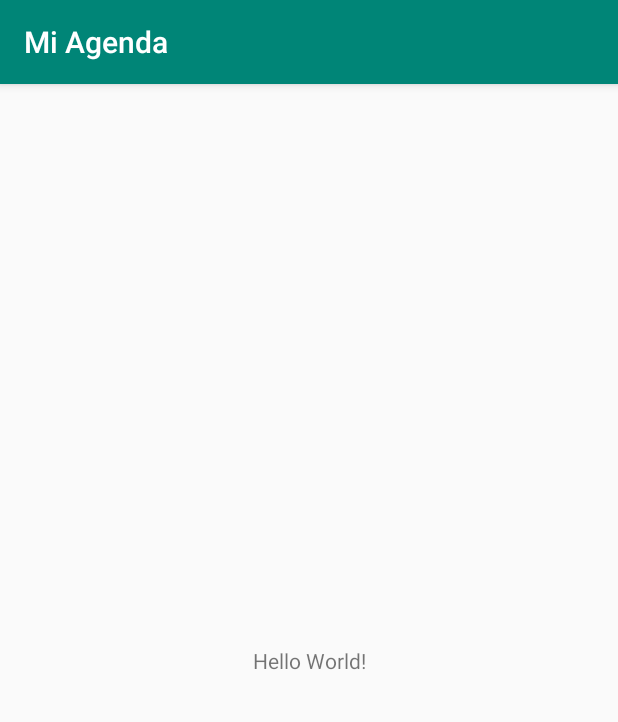
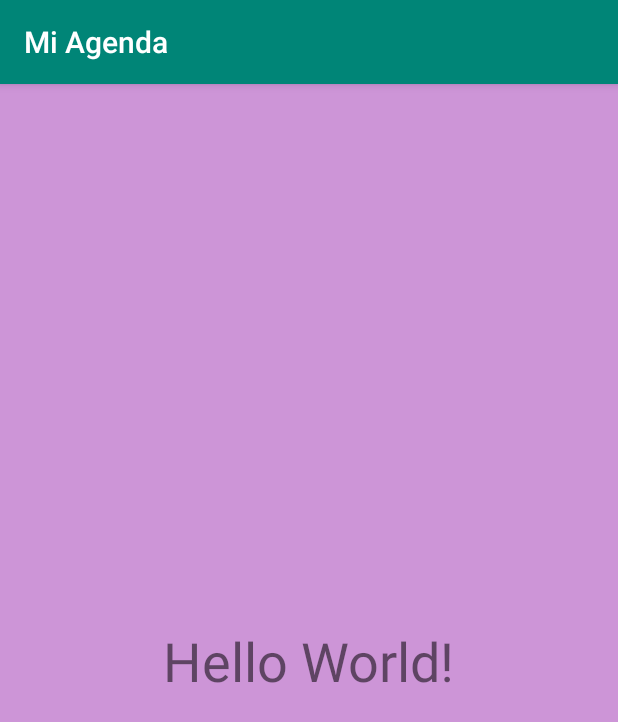
Before and after one commit to jtn-padilla/Mi-Agenda, an Android app: the screen it shows after launch (MainActivity), on a phone screen of 412 x 824 dp. Shown: the top 722 px of the screen. Run offline under Robolectric (Android 15) with nearby library versions, the phone set to English and light mode, and no system bars.

Commit message:
Cambio de background color y Hello World más grande (empezando a usar git)

```diff
--- a/app/src/main/res/layout/activity_main.xml
+++ b/app/src/main/res/layout/activity_main.xml
@@ -4,12 +4,14 @@
     xmlns:tools="http://schemas.android.com/tools"
     android:layout_width="match_parent"
     android:layout_height="match_parent"
+    android:background="#7A9C27B0"
     tools:context=".MainActivity">
 
     <TextView
         android:layout_width="wrap_content"
         android:layout_height="wrap_content"
         android:text="Hello World!"
+        android:textSize="36sp"
         app:layout_constraintBottom_toBottomOf="parent"
         app:layout_constraintLeft_toLeftOf="parent"
         app:layout_constraintRight_toRightOf="parent"
```
